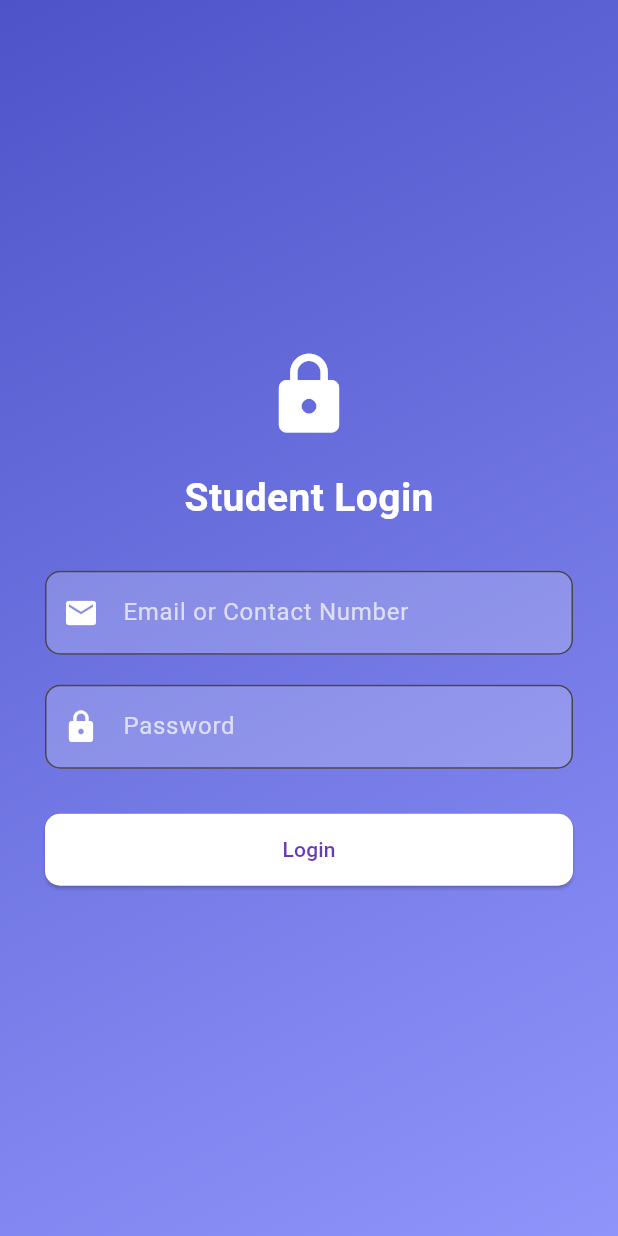
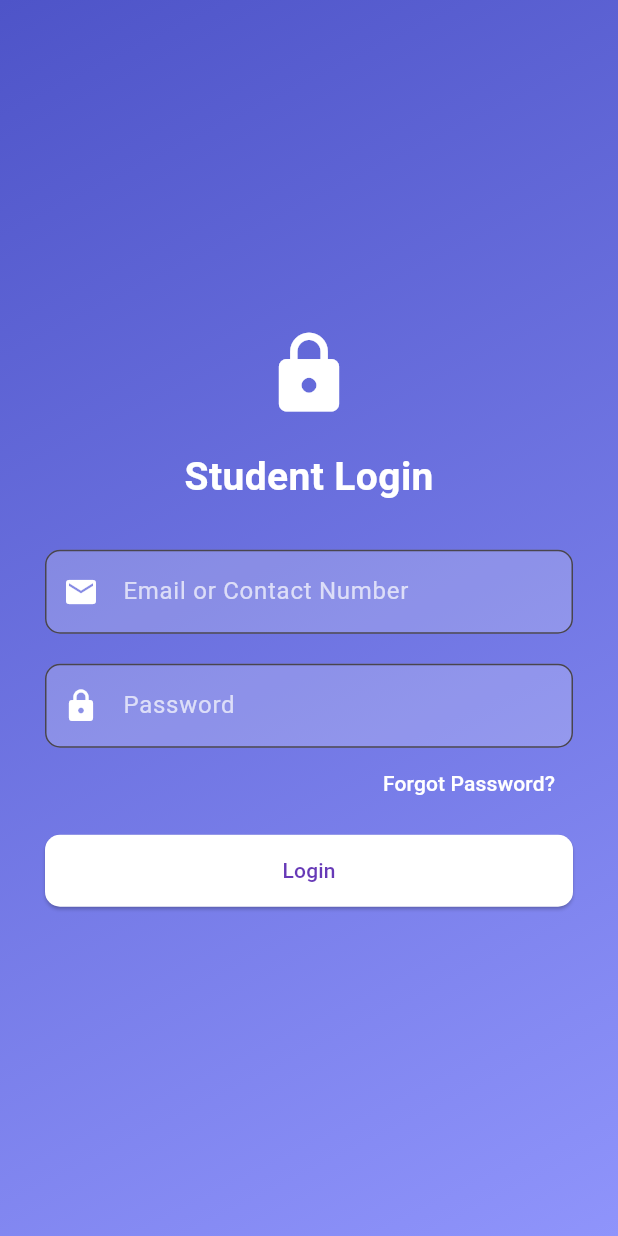
Before and after one commit to NIKHILSALIAN/College-App, a Flutter app: the screen it shows after launch, after a tap on "Login", on a phone screen of 412 x 824 dp. Run offline on Flutter 3.47's test engine with Material 3 defaults, Android fonts, the phone set to English and light mode, and no system bars; our stand-ins replace flutter_spinkit.

Commit message:
login page updated

```diff
--- a/Flutter_Frontend/lib/home_page.dart
+++ b/Flutter_Frontend/lib/home_page.dart
@@ -69,7 +69,7 @@ class MyHomePage extends StatelessWidget {
                     icon: const Icon(Icons.login),
                     label: const Text("Login dummy student dashboard"),
                     onPressed: () {
-                      Navigator.pushNamed(context, '/student dashboard');
+                      Navigator.pushNamed(context, '/student-dashboard');
                     },
                     style: ElevatedButton.styleFrom(
                       backgroundColor: Colors.white,
@@ -92,7 +92,7 @@ class MyHomePage extends StatelessWidget {
                     icon: const Icon(Icons.login),
                     label: const Text("Login dummy Teacher dashboard"),
                     onPressed: () {
-                      Navigator.pushNamed(context, '/teacher dashboard');
+                      Navigator.pushNamed(context, '/teacher-dashboard');
                     },
                     style: ElevatedButton.styleFrom(
                       backgroundColor: Colors.white,
--- a/Flutter_Frontend/lib/login_page.dart
+++ b/Flutter_Frontend/lib/login_page.dart
@@ -1,6 +1,5 @@
 import 'package:flutter/material.dart';
-
-import 'api_service.dart';
+import 'api_service.dart'; // Make sure this is correctly imported
 
 class LoginPage extends StatelessWidget {
   LoginPage({super.key});
@@ -37,7 +36,7 @@ class LoginPage extends StatelessWidget {
                 ),
                 const SizedBox(height: 30),
 
-                // Email / Phone Input
+                // Email or Contact Input
                 TextField(
                   controller: emailOrPhoneController,
                   style: const TextStyle(color: Colors.white),
@@ -72,29 +71,39 @@ class LoginPage extends StatelessWidget {
                   ),
                 ),
 
-                const SizedBox(height: 30),
+                // 🔑 Forgot Password Button (Step 1)
+                Align(
+                  alignment: Alignment.centerRight,
+                  child: TextButton(
+                    onPressed: () {
+                      Navigator.pushNamed(context, '/forgot-password');
+                    },
+                    child: const Text(
+                      'Forgot Password?',
+                      style: TextStyle(color: Colors.white),
+                    ),
+                  ),
+                ),
+
+                const SizedBox(height: 10),
 
                 // Login Button
                 SizedBox(
                   width: double.infinity,
                   child: ElevatedButton(
-                    onPressed: () { //API CALL
-                      onPressed:
-                      () async {
+                    onPressed: () async {
                       final emailOrPhone = emailOrPhoneController.text.trim();
                       final password = passwordController.text.trim();
 
                       if (emailOrPhone.isEmpty || password.isEmpty) {
                         ScaffoldMessenger.of(context).showSnackBar(
-                            const SnackBar(
-                                content: Text("❗ All fields are required")),
+                          const SnackBar(content: Text("❗ All fields are required")),
                         );
                         return;
                       }
 
                       final response = await ApiService.loginStudent({
                         "emailOrContact": emailOrPhone,
-                          // Make sure Spring Boot accepts this key
                         "password": password,
                       });
 
@@ -103,17 +112,13 @@ class LoginPage extends StatelessWidget {
                           const SnackBar(content: Text("✅ Login successful")),
                         );
 
-                          // Navigate to dashboard or home
-                          Navigator.pushReplacementNamed(context,
-                              '/student dashboard'); // 🔁 Change this to your actual route
+                        // ✅ Navigate to student dashboard after login
+                        Navigator.pushReplacementNamed(context, '/student-dashboard');
                       } else {
                         ScaffoldMessenger.of(context).showSnackBar(
-                            SnackBar(content: Text("❌ Login failed: ${response
-                                .body}")),
+                          SnackBar(content: Text("❌ Login failed: ${response.body}")),
                         );
                       }
-                      };
-
                     },
                     style: ElevatedButton.styleFrom(
                       backgroundColor: Colors.white,
--- a/Flutter_Frontend/lib/main.dart
+++ b/Flutter_Frontend/lib/main.dart
@@ -5,7 +5,7 @@ import 'login_page.dart';
 import 'register_page.dart';
 import 'student_dashboard.dart';
 import 'teacher_dashboard.dart';
-
+import 'forgot_password_page.dart';
 
 void main() {
   runApp(const MyApp());
@@ -24,14 +24,19 @@ class MyApp extends StatelessWidget {
         useMaterial3: true,
       ),
 
+      // ✅ Initial screen
       initialRoute: '/',
+
+      // ✅ Named Routes (no spaces)
       routes: {
         '/': (context) => const SplashScreen(),
         '/home': (context) => const MyHomePage(title: 'Vartak College App'),
         '/login': (context) => LoginPage(),
         '/register': (context) => RegisterPage(),
-        '/student dashboard': (context) => StudentDashboard(),
-        '/teacher dashboard' :(context) => TeacherDashboard(),
+        '/student-dashboard': (context) => StudentDashboard(),
+        '/teacher-dashboard': (context) => TeacherDashboard(),
+        '/forgot-password': (context) => const ForgotPasswordPage(),
+
       },
     );
   }
```
Also changed, not shown: Flutter_Frontend/lib/api_service.dart (+9 -0 lines), Flutter_Frontend/lib/forgot_password_page.dart (added, +70 -0 lines), 3 other files. Lines whose indentation alone changed are shown as unchanged.
